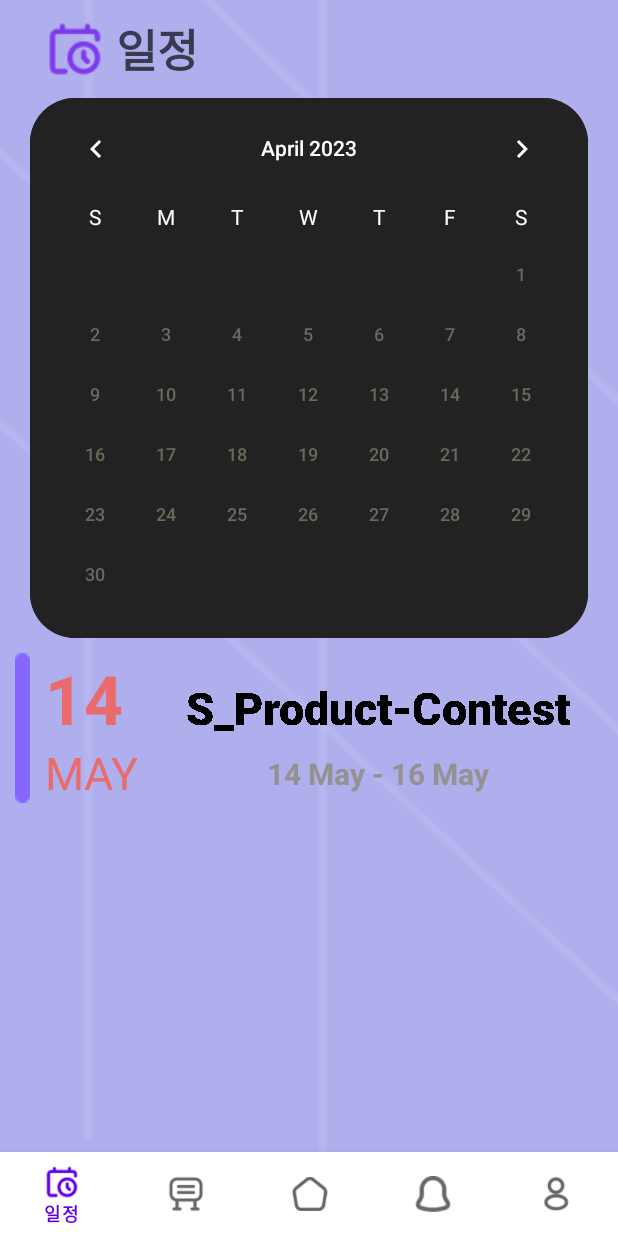
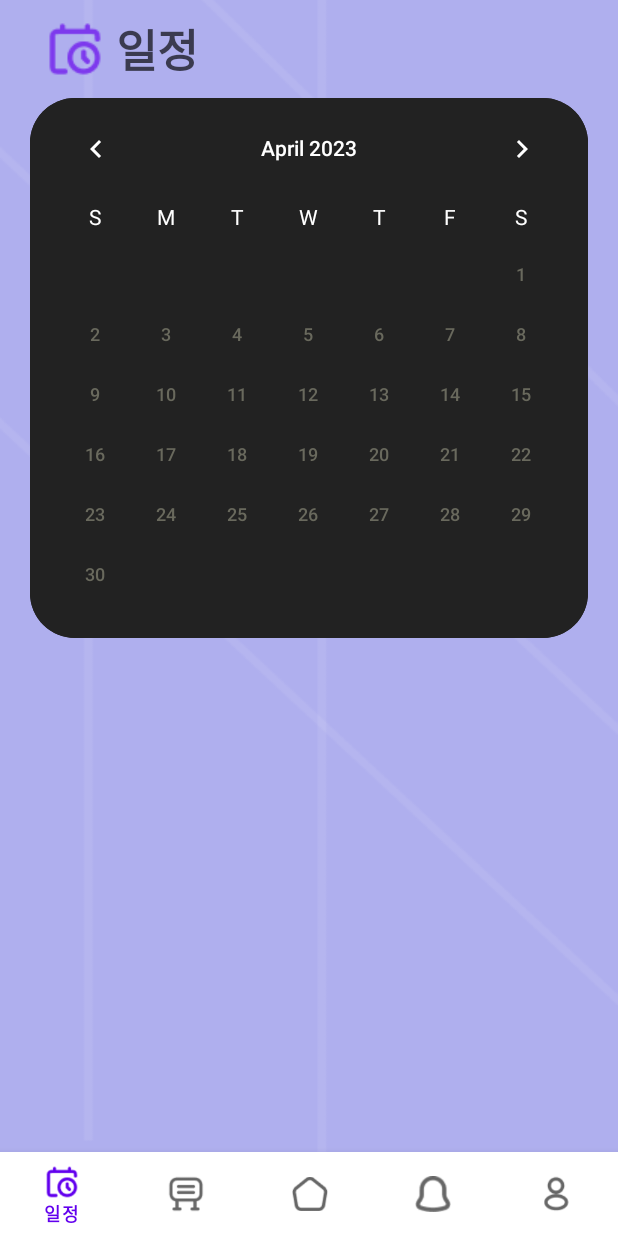
Before and after one commit to wootaegyeoung/android_team_git, an Android app: the home screen opened directly, with no data from a screen before it, after a tap on an icon or button, on a phone screen of 412 x 824 dp. Run offline under Robolectric (Android 15) with nearby library versions, the phone set to English and light mode, and no system bars; our stand-ins replace Firebase (no records; nobody signed in at launch, a user with empty details on screens opened directly); 1 other tap on this screen came first.

Commit message:
일정 기능 구현 완료

```diff
--- a/app/src/main/res/layout/activity_clickbillboard.xml
+++ b/app/src/main/res/layout/activity_clickbillboard.xml
@@ -5,7 +5,6 @@
     android:layout_width="match_parent"
     android:layout_height="match_parent"
     android:background="@drawable/background_image"
-    android:visibility="visible"
     tools:context=".MainActivity">
 
 
--- a/app/src/main/res/layout/fragment_calendar.xml
+++ b/app/src/main/res/layout/fragment_calendar.xml
@@ -31,90 +31,10 @@
         android:theme="@style/CalenderViewCustom"
         android:weekDayTextAppearance="@style/CalenderViewWeekCustomText" />
 
+
     <!--공모전 정보-->
-    <LinearLayout
+    <androidx.recyclerview.widget.RecyclerView
+        android:id="@+id/cb_recyclerView_comment"
         android:layout_width="match_parent"
-        android:layout_height="wrap_content"
-        android:layout_weight="1"
-        android:orientation="vertical">
-
-        <ScrollView
-            android:layout_width="match_parent"
-            android:layout_height="wrap_content">
-            <!-- 공모전 정보 -->
-            <LinearLayout
-                android:layout_width="match_parent"
-                android:layout_height="wrap_content"
-                android:orientation="vertical">
-
-                <RelativeLayout
-                    android:layout_width="match_parent"
-                    android:layout_height="wrap_content"
-                    android:layout_marginTop="10dp">
-
-                    <ImageView
-                        android:id="@+id/content_bar1"
-                        android:layout_width="10dp"
-                        android:layout_height="100dp"
-                        android:layout_marginLeft="10dp"
-                        android:background="@drawable/cal_content" />
-
-                    <TextView
-                        android:id="@+id/day1"
-                        android:layout_width="wrap_content"
-                        android:layout_height="wrap_content"
-                        android:layout_marginLeft="10dp"
-                        android:layout_toRightOf="@+id/content_bar1"
-                        android:text="14"
-                        android:textColor="#EA6B6B"
-                        android:textSize="45dp"
-                        android:textStyle="bold" />
-
-                    <TextView
-                        android:id="@+id/month1"
-                        android:layout_width="wrap_content"
-                        android:layout_height="wrap_content"
-                        android:layout_alignParentBottom="true"
-                        android:layout_marginLeft="10dp"
-                        android:layout_toRightOf="@+id/content_bar1"
-                        android:text="MAY"
-                        android:textColor="#EA6B6B"
-                        android:textSize="30dp" />
-
-                    <LinearLayout
-                        android:layout_width="match_parent"
-                        android:layout_height="match_parent"
-                        android:layout_centerVertical="true"
-                        android:layout_toRightOf="@+id/month1"
-                        android:orientation="vertical">
-
-                        <Button
-                            android:id="@+id/contestTitle1"
-                            android:layout_width="wrap_content"
-                            android:layout_height="wrap_content"
-                            android:layout_gravity="center"
-                            android:background="#00000000"
-                            android:letterSpacing="0"
-                            android:text="S_Product-Contest"
-                            android:textAllCaps="false"
-                            android:textColor="#000000"
-                            android:textSize="30dp"
-                            android:textStyle="bold" />
-
-                        <TextView
-                            android:id="@+id/contestPeriod1"
-                            android:layout_width="wrap_content"
-                            android:layout_height="wrap_content"
-                            android:layout_gravity="center"
-                            android:text="14 May - 16 May"
-                            android:textColor="#949191"
-                            android:textSize="20dp"
-                            android:textStyle="bold" />
-                    </LinearLayout>
-                </RelativeLayout>
-
-
-            </LinearLayout>
-        </ScrollView>
-    </LinearLayout>
+        android:layout_height="match_parent" />
 </LinearLayout>
--- a/app/src/main/res/layout/layout_content_reward.xml
+++ b/app/src/main/res/layout/layout_content_reward.xml
@@ -70,6 +70,7 @@
         android:layout_width="match_parent"
         android:layout_height="40dp"
         android:layout_below="@+id/image"
+        android:layout_marginHorizontal="10dp"
         android:layout_marginLeft="2dp"
         android:layout_marginTop="2dp"
         android:text="글글글글글 .. 글글글글 글 내용 내용 내용"
```
Also changed, not shown: app/src/main/java/com/gachon/mp_termproject/Schedule.java (added, +58 -0 lines), app/src/main/java/com/gachon/mp_termproject/ScheduleAdapter.java (added, +99 -0 lines), app/src/main/java/com/gachon/mp_termproject/calendar.java (+100 -28 lines), app/src/main/java/com/gachon/mp_termproject/clickBillboard.java (+4 -4 lines), app/src/main/res/layout/layout_calendar_schedule.xml (added, +66 -0 lines).
